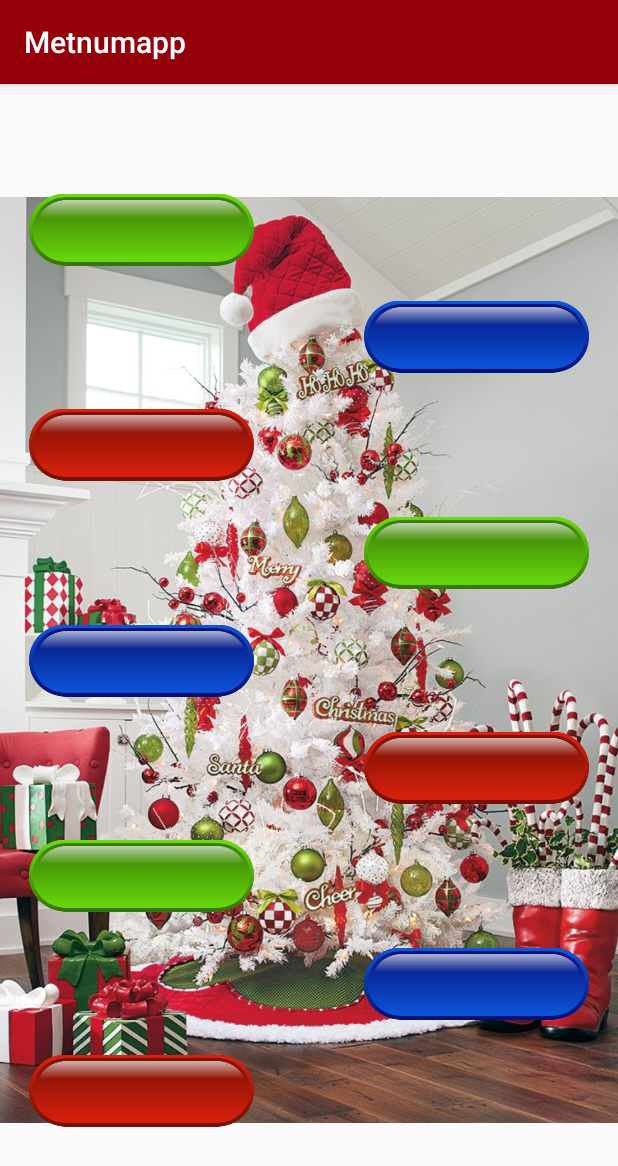
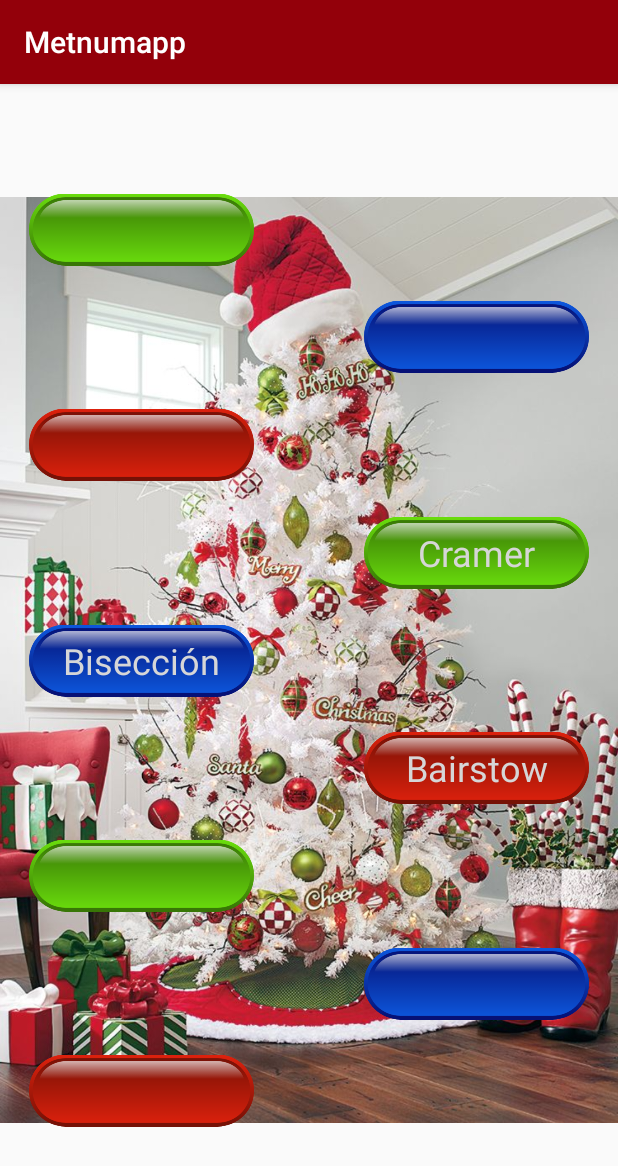
Before and after one commit to Rayoco1997/Metnumapp, an Android app: the screen it shows after launch (MainActivity), on a phone screen of 412 x 824 dp. Shown: the top 1166 px of the screen. Run offline under Robolectric (Android 15) with nearby library versions, the phone set to English and light mode, and no system bars.

Commit message:
Texto en botones

```diff
--- a/app/src/main/res/layout/activity_main.xml
+++ b/app/src/main/res/layout/activity_main.xml
@@ -131,5 +131,53 @@
         app:layout_constraintTop_toTopOf="parent"
         app:layout_constraintVertical_bias="0.8" />
 
+    <TextView
+        android:id="@+id/textView6"
+        android:layout_width="wrap_content"
+        android:layout_height="wrap_content"
+        android:layout_marginBottom="8dp"
+        android:layout_marginEnd="8dp"
+        android:layout_marginStart="8dp"
+        android:layout_marginTop="8dp"
+        android:text="Cramer"
+        android:textColor="@color/ap_white"
+        android:textSize="24sp"
+        app:layout_constraintBottom_toBottomOf="@+id/metodoBairRay"
+        app:layout_constraintEnd_toEndOf="@+id/metodoBairRay"
+        app:layout_constraintStart_toStartOf="@+id/metodoBairRay"
+        app:layout_constraintTop_toTopOf="@+id/metodoBairRay" />
+
+    <TextView
+        android:id="@+id/textView7"
+        android:layout_width="wrap_content"
+        android:layout_height="wrap_content"
+        android:layout_marginBottom="8dp"
+        android:layout_marginEnd="8dp"
+        android:layout_marginStart="8dp"
+        android:layout_marginTop="8dp"
+        android:text="Bisección"
+        android:textColor="@color/ap_white"
+        android:textSize="24sp"
+        app:layout_constraintBottom_toBottomOf="@+id/metodoBisecRay"
+        app:layout_constraintEnd_toEndOf="@+id/metodoBisecRay"
+        app:layout_constraintStart_toStartOf="@+id/metodoBisecRay"
+        app:layout_constraintTop_toTopOf="@+id/metodoBisecRay" />
+
+    <TextView
+        android:id="@+id/textView8"
+        android:layout_width="wrap_content"
+        android:layout_height="wrap_content"
+        android:layout_marginBottom="8dp"
+        android:layout_marginEnd="8dp"
+        android:layout_marginStart="8dp"
+        android:layout_marginTop="8dp"
+        android:text="Bairstow"
+        android:textColor="@color/ap_white"
+        android:textSize="24sp"
+        app:layout_constraintBottom_toBottomOf="@+id/metodoCramerRay"
+        app:layout_constraintEnd_toEndOf="@+id/metodoCramerRay"
+        app:layout_constraintStart_toStartOf="@+id/metodoCramerRay"
+        app:layout_constraintTop_toTopOf="@+id/metodoCramerRay" />
+
 
 </android.support.constraint.ConstraintLayout>
```
